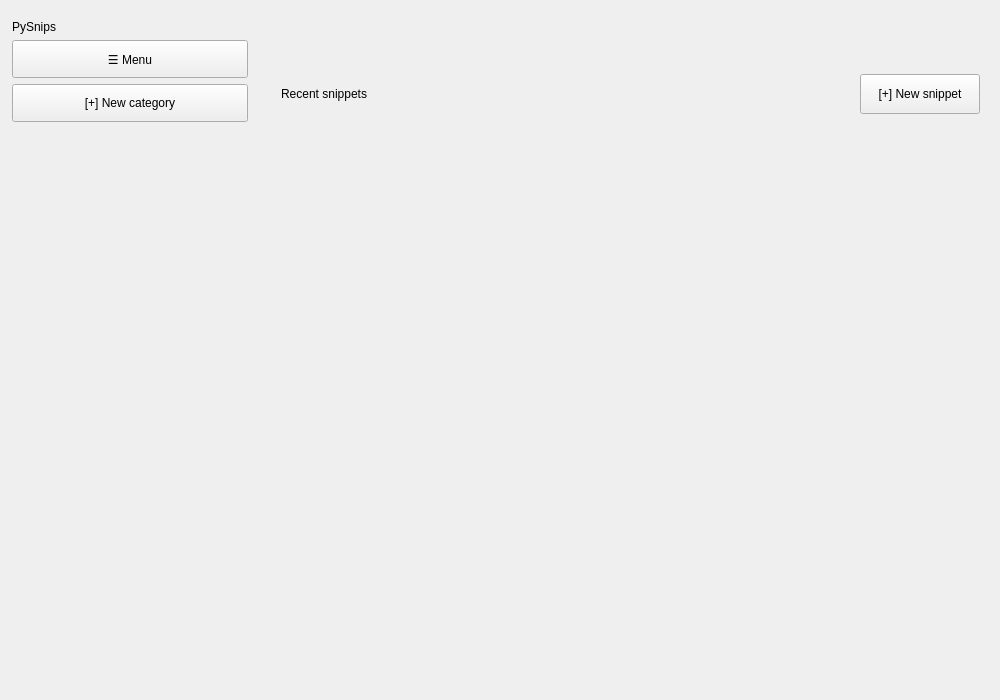
Qt form core/ui/snips/snips_screen.ui (RearmostP/PySnips) before a commit.
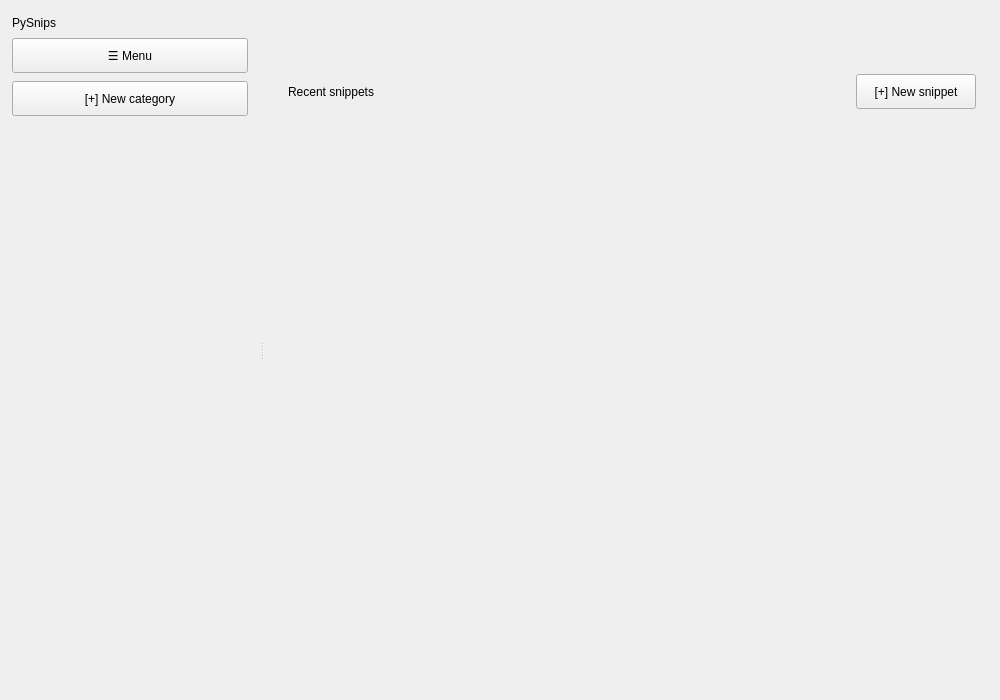
The same form after that commit.

Commit message: Restore pre-rewrite Snips visuals and ordinary category behavior

```diff
--- a/core/ui/snips/snips_screen.ui
+++ b/core/ui/snips/snips_screen.ui
@@ -31,9 +31,6 @@
    </property>
    <item>
     <widget class="QSplitter" name="frm_splitter">
-     <property name="handleWidth">
-      <number>1</number>
-     </property>
      <property name="layoutDirection">
       <enum>Qt::LayoutDirection::LeftToRight</enum>
      </property>
@@ -55,13 +52,13 @@
       </property>
       <layout class="QVBoxLayout" name="sidebar_layout">
        <property name="spacing">
-        <number>6</number>
+        <number>8</number>
        </property>
        <property name="leftMargin">
         <number>12</number>
        </property>
        <property name="topMargin">
-        <number>20</number>
+        <number>16</number>
        </property>
        <property name="rightMargin">
         <number>12</number>
@@ -84,7 +81,7 @@
          <property name="minimumSize">
           <size>
            <width>0</width>
-           <height>38</height>
+           <height>35</height>
           </size>
          </property>
          <property name="text">
@@ -103,7 +100,7 @@
          <property name="minimumSize">
           <size>
            <width>0</width>
-           <height>38</height>
+           <height>35</height>
           </size>
          </property>
          <property name="text">
@@ -133,13 +130,13 @@
           </property>
           <layout class="QVBoxLayout" name="categories_dynamic_layout">
            <property name="spacing">
-            <number>4</number>
+            <number>6</number>
            </property>
            <property name="leftMargin">
             <number>0</number>
            </property>
            <property name="topMargin">
-            <number>12</number>
+            <number>0</number>
            </property>
            <property name="rightMargin">
             <number>0</number>
@@ -175,13 +172,13 @@
         <number>16</number>
        </property>
        <property name="leftMargin">
-        <number>20</number>
+        <number>24</number>
        </property>
        <property name="topMargin">
         <number>20</number>
        </property>
        <property name="rightMargin">
-        <number>20</number>
+        <number>24</number>
        </property>
        <property name="bottomMargin">
         <number>20</number>
@@ -204,9 +201,6 @@
        </item>
        <item>
         <layout class="QHBoxLayout" name="actions_layout">
-         <property name="spacing">
-          <number>12</number>
-         </property>
          <item>
           <widget class="QLabel" name="category_title">
            <property name="wordWrap">
@@ -241,7 +235,7 @@
            <property name="minimumSize">
             <size>
              <width>120</width>
-             <height>40</height>
+             <height>35</height>
             </size>
            </property>
            <property name="text">
@@ -285,7 +279,7 @@
             <number>0</number>
            </property>
            <property name="spacing">
-            <number>16</number>
+            <number>12</number>
            </property>
           </layout>
          </widget>
```
The commit also changes 6 other files.
